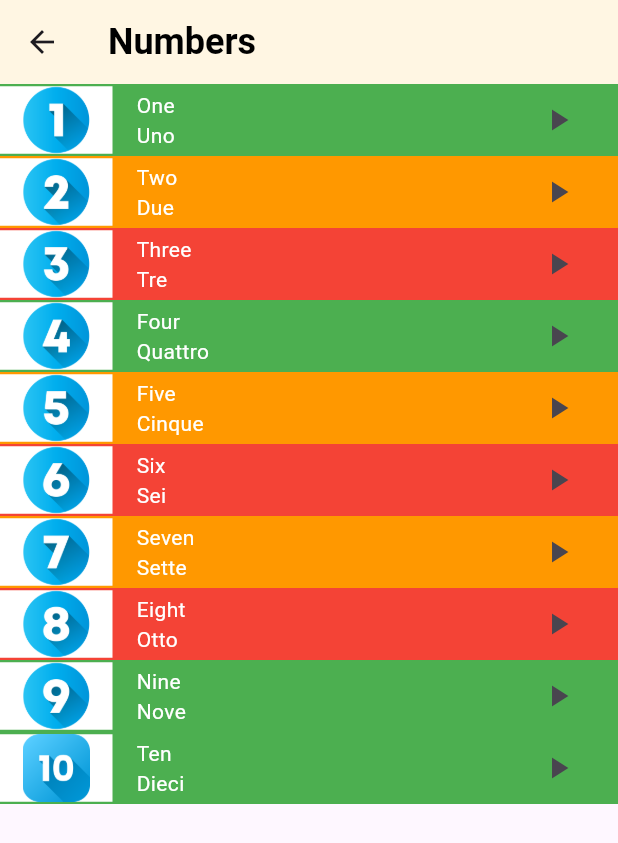
After one commit to amr-turki/simple-language-learning-app, a Flutter app: the screen it shows after launch, after a tap on "Numbers", on a phone screen of 412 x 824 dp. The commit adds this screen. Shown: the top 843 px of the screen. Run offline on Flutter 3.47's test engine with Material 3 defaults, Android fonts, the phone set to English and light mode, and no system bars.

Commit message:
Finish Numbers View UI

```diff
--- /dev/null
+++ b/lib/model/item_model.dart
@@ -0,0 +1,15 @@
+import 'dart:ui';
+
+class ItemModel {
+  final String englishMeaning;
+  final String italianMeaning;
+  final Color color;
+  final String image;
+
+  const ItemModel({
+    required this.image,
+    required this.englishMeaning,
+    required this.italianMeaning,
+    required this.color,
+  });
+}
--- /dev/null
+++ b/lib/view/Phrases_view.dart
@@ -0,0 +1,10 @@
+import 'package:flutter/material.dart';
+
+class PhrasesView extends StatelessWidget {
+  const PhrasesView({super.key});
+
+  @override
+  Widget build(BuildContext context) {
+    return const Placeholder();
+  }
+}
--- /dev/null
+++ b/lib/view/color_view.dart
@@ -0,0 +1,12 @@
+
+
+import 'package:flutter/material.dart';
+
+class ColorView extends StatelessWidget {
+  const ColorView({super.key});
+
+  @override
+  Widget build(BuildContext context) {
+    return const Placeholder();
+  }
+}
--- /dev/null
+++ b/lib/view/family_view.dart
@@ -0,0 +1,10 @@
+import 'package:flutter/material.dart';
+
+class FamilyView extends StatelessWidget {
+  const FamilyView({super.key});
+
+  @override
+  Widget build(BuildContext context) {
+    return const Placeholder();
+  }
+}
--- a/lib/view/home_screen.dart
+++ b/lib/view/home_screen.dart
@@ -1,6 +1,9 @@
-import 'package:flutter/foundation.dart';
 import 'package:flutter/material.dart';
 import 'package:quick_speak/model/category_model.dart';
+import 'package:quick_speak/view/Phrases_view.dart';
+import 'package:quick_speak/view/color_view.dart';
+import 'package:quick_speak/view/family_view.dart';
+import 'package:quick_speak/view/numbers_view.dart';
 import 'package:quick_speak/widget/category.dart';
 
 class HomeScreen extends StatelessWidget {
@@ -27,9 +30,60 @@ class HomeScreen extends StatelessWidget {
         ),
       ),
       body: Column(
-        children: categoryModels.map((e) {
-          return category(model: e);
-        }).toList(),
+        children: [
+          category(
+            model: categoryModels[0],
+            onTap: () {
+              Navigator.push(
+                context,
+                MaterialPageRoute(
+                  builder: (context) {
+                    return NumbersView();
+                  },
+                ),
+              );
+            },
+          ),
+          category(
+            model: categoryModels[1],
+            onTap: () {
+              Navigator.push(
+                context,
+                MaterialPageRoute(
+                  builder: (context) {
+                    return FamilyView();
+                  },
+                ),
+              );
+            },
+          ),
+          category(
+            model: categoryModels[2],
+            onTap: () {
+              Navigator.push(
+                context,
+                MaterialPageRoute(
+                  builder: (context) {
+                    return ColorView();
+                  },
+                ),
+              );
+            },
+          ),
+          category(
+            model: categoryModels[3],
+            onTap: () {
+              Navigator.push(
+                context,
+                MaterialPageRoute(
+                  builder: (context) {
+                    return PhrasesView();
+                  },
+                ),
+              );
+            },
+          ),
+        ],
       ),
     );
   }
--- /dev/null
+++ b/lib/view/numbers_view.dart
@@ -0,0 +1,99 @@
+import 'package:flutter/material.dart';
+import 'package:quick_speak/model/item_model.dart';
+import 'package:quick_speak/widget/item.dart';
+
+class NumbersView extends StatelessWidget {
+  const NumbersView({super.key});
+
+  final List<ItemModel> italianNumbersList = const [
+    ItemModel(
+      englishMeaning: 'One',
+      italianMeaning: 'Uno',
+      color: Colors.green,
+      image: 'assests/numbers/one.png',
+    ),
+    ItemModel(
+      englishMeaning: 'Two',
+      italianMeaning: 'Due',
+      color: Colors.orange,
+      image: 'assests/numbers/two.png',
+    ),
+
+    ItemModel(
+      englishMeaning: 'Three',
+      italianMeaning: 'Tre',
+      color: Colors.red,
+      image: 'assests/numbers/three.png',
+    ),
+
+    ItemModel(
+      englishMeaning: 'Four',
+      italianMeaning: 'Quattro',
+      color: Colors.green,
+      image: 'assests/numbers/four.png',
+    ),
+
+    ItemModel(
+      englishMeaning: 'Five',
+      italianMeaning: 'Cinque',
+      color: Colors.orange,
+      image: 'assests/numbers/five.png',
+    ),
+
+    ItemModel(
+      englishMeaning: 'Six',
+      italianMeaning: 'Sei',
+      color: Colors.red,
+      image: 'assests/numbers/six.png',
+    ),
+    ItemModel(
+      englishMeaning: 'Seven',
+      italianMeaning: 'Sette',
+      color: Colors.orange,
+      image: 'assests/numbers/seven.png',
+    ),
+
+    ItemModel(
+      englishMeaning: 'Eight',
+      italianMeaning: 'Otto',
+      color: Colors.red,
+      image: 'assests/numbers/eight.png',
+    ),
+
+    ItemModel(
+      englishMeaning: 'Nine',
+      italianMeaning: 'Nove',
+      color: Colors.green,
+      image: 'assests/numbers/nine.png',
+    ),
+
+    ItemModel(
+      englishMeaning: 'Ten',
+      italianMeaning: 'Dieci',
+      color: Colors.green,
+      image: 'assests/numbers/ten.png',
+    ),
+  ];
+  @override
+  Widget build(BuildContext context) {
+    return Scaffold(
+      appBar: AppBar(
+        backgroundColor: Color(0xFFFFF6E3),
+        title: Text(
+          'Numbers',
+          style: TextStyle(
+            fontSize: 24,
+            color: Colors.black,
+            fontWeight: FontWeight.bold,
+          ),
+        ),
+      ),
+      body: ListView.builder(
+        itemCount: italianNumbersList.length,
+        itemBuilder: (context, index) {
+          return Item(model: italianNumbersList[index]);
+        },
+      ),
+    );
+  }
+}
--- a/lib/widget/category.dart
+++ b/lib/widget/category.dart
@@ -2,12 +2,15 @@ import 'package:flutter/material.dart';
 import 'package:quick_speak/model/category_model.dart';
 
 class category extends StatelessWidget {
-  const category({super.key, required this.model});
+  const category({super.key, required this.model,required this.onTap});
 
   final CategoryModel model;
+  final Function()? onTap;
   @override
   Widget build(BuildContext context) {
-    return Container(
+    return GestureDetector(
+      onTap:onTap,
+      child: Container(
         height: 65,
         color: model.color,
         alignment: Alignment.centerLeft,
@@ -19,6 +22,7 @@ class category extends StatelessWidget {
             style: TextStyle(color: Colors.white, fontSize: 14),
           ),
         ),
+      ),
     );
   }
 }
--- /dev/null
+++ b/lib/widget/item.dart
@@ -0,0 +1,50 @@
+import 'package:flutter/material.dart';
+import 'package:quick_speak/model/item_model.dart';
+
+class Item extends StatelessWidget {
+  const Item({super.key, required this.model});
+
+  final ItemModel model;
+  @override
+  Widget build(BuildContext context) {
+    return Container(
+      color: model.color,
+      child: Row(
+        children: [
+          Container(
+            height: 45,
+            width: 75,
+            color: Colors.white,
+
+            child: Image(image: AssetImage(model.image)),
+          ),
+          Padding(
+            padding: const EdgeInsets.only(left: 16.0),
+            child: Column(
+              mainAxisAlignment: MainAxisAlignment.center,
+              crossAxisAlignment: CrossAxisAlignment.start,
+              children: [
+                Text(
+                  model.englishMeaning,
+                  style: TextStyle(fontSize: 14, color: Colors.white),
+                ),
+                Text(
+                  model.italianMeaning,
+                  style: TextStyle(fontSize: 14, color: Colors.white),
+                ),
+              ],
+            ),
+          ),
+          Spacer(),
+          Padding(
+            padding: const EdgeInsets.only(right: 16.0),
+            child: IconButton(
+              onPressed: () {},
+              icon: Icon(Icons.play_arrow_sharp, size: 24),
+            ),
+          ),
+        ],
+      ),
+    );
+  }
+}
--- a/pubspec.yaml
+++ b/pubspec.yaml
@@ -58,9 +58,8 @@ flutter:
   uses-material-design: true
 
   # To add assets to your application, add an assets section, like this:
-  # assets:
-  #   - images/a_dot_burr.jpeg
-  #   - images/a_dot_ham.jpeg
+  assets:
+    - assests/numbers/
 
   # An image asset can refer to one or more resolution-specific "variants", see
   # https://flutter.dev/to/resolution-aware-images
```
Also changed, not shown: assests/numbers/eight.png (added), assests/numbers/five.png (added), assests/numbers/four.png (added), assests/numbers/nine.png (added), assests/numbers/one.png (added), assests/numbers/seven.png (added), assests/numbers/six.png (added), assests/numbers/ten.png (added), assests/numbers/three.png (added), assests/numbers/two.png (added). Lines whose indentation alone changed are shown as unchanged.
